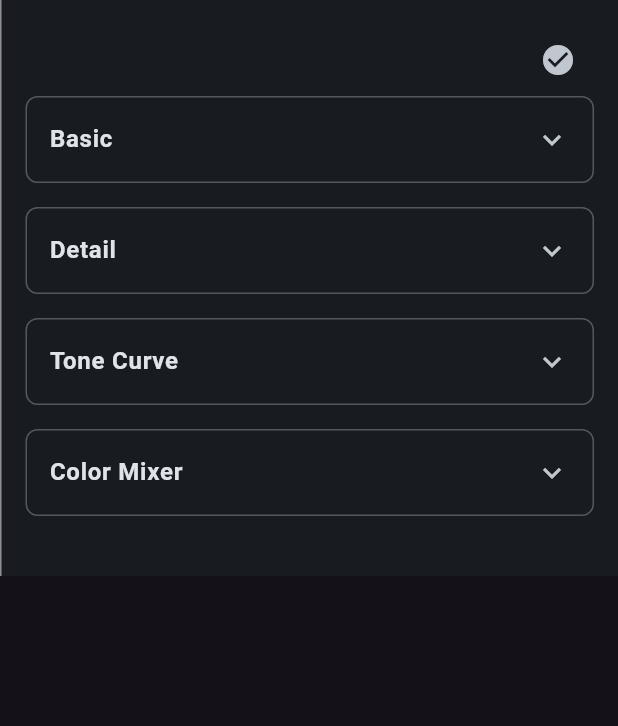
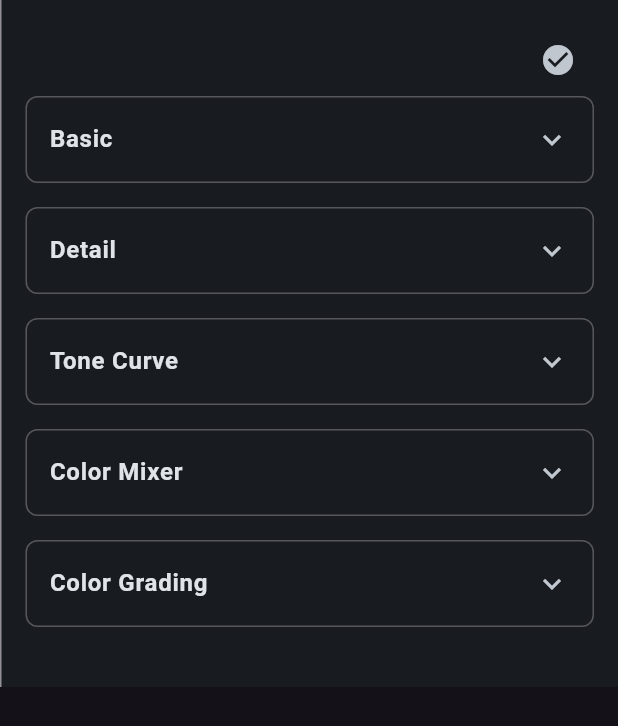
Before and after one commit to Andndre/aplikasi_photobooth_flutter, a Flutter app: the SettingsPanel widget shown alone on an empty page, opened directly with empty values, after a tap on "Basic", on a phone screen of 412 x 824 dp. Shown: the top 726 px of the screen. Run offline on Flutter 3.47's test engine with Material 3 defaults, Android fonts, the phone set to English and light mode, and no system bars; our stand-ins replace file_picker, flutter_colorpicker, google_fonts, shared_preferences; missing offline and left inert: dart:ffi, win32; accounts and stored records are empty.

Commit message:
Color grading

```diff
--- /dev/null
+++ b/lib/components/photo_preset/sections/color_grading_section.dart
@@ -0,0 +1,347 @@
+import 'dart:math' as math;
+import 'dart:ui';
+import 'package:flutter/material.dart';
+import 'package:photobooth/components/photo_preset/collapsible_section.dart';
+import 'package:photobooth/components/photo_preset/slider_setting.dart';
+import 'package:photobooth/components/photo_preset/subsection_header.dart';
+import 'package:photobooth/models/preset_model.dart';
+
+class ColorGradingSection extends StatefulWidget {
+  final PresetModel preset;
+  final bool isEditing;
+  final Map<String, double?> tempValues;
+
+  final Function(Color) updateShadowsColor;
+  final Function(double) updateShadowsIntensity;
+  final Function(Color) updateMidtonesColor;
+  final Function(double) updateMidtonesIntensity;
+  final Function(Color) updateHighlightsColor;
+  final Function(double) updateHighlightsIntensity;
+  final Function(double) updateColorBalance;
+
+  final Function(PresetModel) onPresetUpdated;
+  final Function() onUpdatePreview;
+
+  const ColorGradingSection({
+    super.key,
+    required this.preset,
+    required this.isEditing,
+    required this.tempValues,
+    required this.updateShadowsColor,
+    required this.updateShadowsIntensity,
+    required this.updateMidtonesColor,
+    required this.updateMidtonesIntensity,
+    required this.updateHighlightsColor,
+    required this.updateHighlightsIntensity,
+    required this.updateColorBalance,
+    required this.onPresetUpdated,
+    required this.onUpdatePreview,
+  });
+
+  @override
+  State<ColorGradingSection> createState() => _ColorGradingSectionState();
+}
+
+class _ColorGradingSectionState extends State<ColorGradingSection> {
+  String _selectedRegion = 'midtones';
+  bool _isDraggingWheel = false;
+
+  @override
+  Widget build(BuildContext context) {
+    return CollapsibleSection(
+      title: 'Color Grading',
+      initiallyExpanded: false,
+      children: [
+        _buildRegionSelector(),
+        const SizedBox(height: 16),
+
+        // Color wheel based on selected region
+        if (_selectedRegion == 'shadows')
+          _buildColorWheel(
+            'Shadows',
+            widget.preset.shadowsColor,
+            widget.preset.shadowsIntensity,
+            widget.updateShadowsColor,
+            widget.updateShadowsIntensity,
+            Colors.blue.shade800,
+          )
+        else if (_selectedRegion == 'midtones')
+          _buildColorWheel(
+            'Midtones',
+            widget.preset.midtonesColor,
+            widget.preset.midtonesIntensity,
+            widget.updateMidtonesColor,
+            widget.updateMidtonesIntensity,
+            Colors.grey,
+          )
+        else if (_selectedRegion == 'highlights')
+          _buildColorWheel(
+            'Highlights',
+            widget.preset.highlightsColor,
+            widget.preset.highlightsIntensity,
+            widget.updateHighlightsColor,
+            widget.updateHighlightsIntensity,
+            Colors.yellow.shade300,
+          ),
+
+        const SizedBox(height: 16),
+
+        // Global settings for color grading
+        const SubsectionHeader(title: 'Global'),
+        SliderSetting(
+          label: 'Color Balance',
+          value:
+              widget.tempValues['colorBalance'] ?? widget.preset.colorBalance,
+          min: -1.0,
+          max: 1.0,
+          onChanged: widget.updateColorBalance,
+          onChangeEnd: (value) {
+            widget.onPresetUpdated(widget.preset.copyWith(colorBalance: value));
+            widget.onUpdatePreview();
+          },
+          enabled: widget.isEditing,
+          leftLabel: 'Shadows',
+          rightLabel: 'Highlights',
+        ),
+      ],
+    );
+  }
+
+  Widget _buildRegionSelector() {
+    return SegmentedButton<String>(
+      segments: const [
+        ButtonSegment(
+          value: 'shadows',
+          label: Text('Shadows'),
+          icon: Icon(Icons.nights_stay),
+        ),
+        ButtonSegment(
+          value: 'midtones',
+          label: Text('Midtones'),
+          icon: Icon(Icons.brightness_medium),
+        ),
+        ButtonSegment(
+          value: 'highlights',
+          label: Text('Highlights'),
+          icon: Icon(Icons.brightness_high),
+        ),
+      ],
+      selected: {_selectedRegion},
+      onSelectionChanged:
+          widget.isEditing
+              ? (Set<String> selection) {
+                setState(() {
+                  _selectedRegion = selection.first;
+                });
+              }
+              : null,
+    );
+  }
+
+  Widget _buildColorWheel(
+    String title,
+    Color color,
+    double intensity,
+    Function(Color) onColorChanged,
+    Function(double) onIntensityChanged,
+    Color baseColor,
+  ) {
+    return Column(
+      crossAxisAlignment: CrossAxisAlignment.start,
+      children: [
+        // Title and intensity value
+        Row(
+          mainAxisAlignment: MainAxisAlignment.spaceBetween,
+          children: [
+            Text(title, style: Theme.of(context).textTheme.titleMedium),
+            Text('${(intensity * 100).round()}%'),
+          ],
+        ),
+        const SizedBox(height: 8),
+
+        // Color wheel
+        Container(
+          height: 200,
+          alignment: Alignment.center,
+          child: Stack(
+            alignment: Alignment.center,
+            children: [
+              // Color wheel background
+              CustomPaint(
+                size: const Size(200, 200),
+                painter: ColorWheelPainter(),
+              ),
+
+              // Current color indicator
+              if (widget.isEditing) _buildColorIndicator(color, intensity),
+
+              // Interactive color selector
+              if (widget.isEditing)
+                GestureDetector(
+                  onPanStart: (_) {
+                    setState(() {
+                      _isDraggingWheel = true;
+                    });
+                  },
+                  onPanUpdate: (details) {
+                    // Calculate position relative to center
+                    final center = const Offset(100, 100);
+                    final position = details.localPosition - center;
+
+                    // Convert position to polar coordinates
+                    final radius = math.min(100, position.distance);
+
+                    // Calculate the angle directly from the position
+                    // This gives us correct orientation (0° is right, 90° is bottom)
+                    double angle = math.atan2(position.dy, position.dx);
+
+                    // Convert polar coordinates to HSV
+                    // Map to HSV hue (0-360), converting from radians to degrees
+                    final hue = ((angle * 180 / math.pi) + 180) % 360;
+                    final saturation = radius / 100;
+
+                    // Create new color
+                    final newColor =
+                        HSVColor.fromAHSV(1.0, hue, saturation, 1.0).toColor();
+                    onColorChanged(newColor);
+
+                    // Only update the preset during drag - not the image preview
+                    if (_selectedRegion == 'shadows') {
+                      widget.onPresetUpdated(
+                        widget.preset.copyWith(shadowsColor: newColor),
+                      );
+                    } else if (_selectedRegion == 'midtones') {
+                      widget.onPresetUpdated(
+                        widget.preset.copyWith(midtonesColor: newColor),
+                      );
+                    } else if (_selectedRegion == 'highlights') {
+                      widget.onPresetUpdated(
+                        widget.preset.copyWith(highlightsColor: newColor),
+                      );
+                    }
+                  },
+                  onPanEnd: (_) {
+                    // Update the image preview only when dragging ends
+                    widget.onUpdatePreview();
+                    setState(() {
+                      _isDraggingWheel = false;
+                    });
+                  },
+                  child: Container(
+                    width: 200,
+                    height: 200,
+                    color: Colors.transparent,
+                  ),
+                ),
+            ],
+          ),
+        ),
+        const SizedBox(height: 16),
+
+        // Intensity slider
+        SliderSetting(
+          label: 'Intensity',
+          value: widget.tempValues['${_selectedRegion}Intensity'] ?? intensity,
+          min: 0.0,
+          max: 1.0,
+          onChanged: onIntensityChanged,
+          onChangeEnd: (value) {
+            // Update the preset with the new intensity
+            if (_selectedRegion == 'shadows') {
+              widget.onPresetUpdated(
+                widget.preset.copyWith(shadowsIntensity: value),
+              );
+            } else if (_selectedRegion == 'midtones') {
+              widget.onPresetUpdated(
+                widget.preset.copyWith(midtonesIntensity: value),
+              );
+            } else if (_selectedRegion == 'highlights') {
+              widget.onPresetUpdated(
+                widget.preset.copyWith(highlightsIntensity: value),
+              );
+            }
+            widget.onUpdatePreview();
+          },
+          enabled: widget.isEditing,
+        ),
+      ],
+    );
+  }
+
+  Widget _buildColorIndicator(Color color, double intensity) {
+    // Convert color to HSV to get hue and saturation
+    final HSVColor hsvColor = HSVColor.fromColor(color);
+
+    // Calculate position on the wheel
+    // Use original math functions with correct angle
+    final angleRadians =
+        (hsvColor.hue - 180) * math.pi / 180; // convert to radians
+    final radius = hsvColor.saturation * 100; // scale to wheel radius
+
+    // Use the standard math trigonometric functions
+    // This maps 0° to right, 90° to bottom, 180° to left, 270° to top
+    final x = math.cos(angleRadians) * radius;
+    final y = math.sin(angleRadians) * radius;
+
+    return Transform.translate(
+      offset: Offset(x, y),
+      child: Container(
+        width: 16,
+        height: 16,
+        decoration: BoxDecoration(
+          color: color,
+          shape: BoxShape.circle,
+          border: Border.all(color: Colors.white, width: 2),
+          boxShadow: [
+            BoxShadow(
+              color: Colors.black.withOpacity(0.3),
+              blurRadius: 3,
+              spreadRadius: 1,
+            ),
+          ],
+        ),
+      ),
+    );
+  }
+}
+
+class ColorWheelPainter extends CustomPainter {
+  @override
+  void paint(Canvas canvas, Size size) {
+    final center = Offset(size.width / 2, size.height / 2);
+    final radius = math.min(size.width, size.height) / 2;
+
+    // Draw color wheel with HSV model
+    for (double r = 0; r < radius; r++) {
+      for (double angle = 0; angle < 360; angle += 0.5) {
+        final radians = angle * math.pi / 180;
+        // Draw the wheel with consistent orientation
+        final x = center.dx + r * math.cos(radians);
+        final y = center.dy + r * math.sin(radians);
+
+        final hue = angle;
+        final saturation = r / radius;
+        final color = HSVColor.fromAHSV(1.0, hue, saturation, 1.0).toColor();
+
+        final paint =
+            Paint()
+              ..color = color
+              ..strokeWidth = 1;
+
+        canvas.drawPoints(PointMode.points, [Offset(x, y)], paint);
+      }
+    }
+
+    // Draw outer circle border
+    final borderPaint =
+        Paint()
+          ..color = Colors.grey
+          ..style = PaintingStyle.stroke
+          ..strokeWidth = 2;
+
+    canvas.drawCircle(center, radius, borderPaint);
+  }
+
+  @override
+  bool shouldRepaint(ColorWheelPainter oldDelegate) => false;
+}
--- a/lib/components/photo_preset/settings_panel.dart
+++ b/lib/components/photo_preset/settings_panel.dart
@@ -7,6 +7,7 @@ import 'package:photobooth/components/photo_preset/sections/preset_info_section.
 import 'package:photobooth/components/photo_preset/sections/tone_curve_section.dart';
 import 'package:photobooth/models/preset_model.dart';
 import 'package:photobooth/providers/preset_provider.dart';
+import 'package:photobooth/components/photo_preset/sections/color_grading_section.dart';
 
 class SettingsPanel extends StatelessWidget {
   final PresetModel preset;
@@ -51,6 +52,15 @@ class SettingsPanel extends StatelessWidget {
 
   final Function() pickSampleImage;
 
+  // Color grading callbacks
+  final Function(Color) updateShadowsColor;
+  final Function(double) updateShadowsIntensity;
+  final Function(Color) updateMidtonesColor;
+  final Function(double) updateMidtonesIntensity;
+  final Function(Color) updateHighlightsColor;
+  final Function(double) updateHighlightsIntensity;
+  final Function(double) updateColorBalance;
+
   const SettingsPanel({
     super.key,
     required this.preset,
@@ -87,6 +97,13 @@ class SettingsPanel extends StatelessWidget {
     required this.updateDetail,
     required this.updateNoiseReduction,
     required this.pickSampleImage,
+    required this.updateShadowsColor,
+    required this.updateShadowsIntensity,
+    required this.updateMidtonesColor,
+    required this.updateMidtonesIntensity,
+    required this.updateHighlightsColor,
+    required this.updateHighlightsIntensity,
+    required this.updateColorBalance,
   });
 
   @override
@@ -176,6 +193,24 @@ class SettingsPanel extends StatelessWidget {
               onUpdatePreview: onUpdatePreview,
             ),
 
+            const SizedBox(height: 8),
+
+            // Color Grading Section
+            ColorGradingSection(
+              preset: preset,
+              isEditing: isEditing,
+              tempValues: tempValues,
+              updateShadowsColor: updateShadowsColor,
+              updateShadowsIntensity: updateShadowsIntensity,
+              updateMidtonesColor: updateMidtonesColor,
+              updateMidtonesIntensity: updateMidtonesIntensity,
+              updateHighlightsColor: updateHighlightsColor,
+              updateHighlightsIntensity: updateHighlightsIntensity,
+              updateColorBalance: updateColorBalance,
+              onPresetUpdated: onPresetUpdated,
+              onUpdatePreview: onUpdatePreview,
+            ),
+
             // Action Buttons Section (Footer)
             ActionButtonsSection(
               preset: preset,
--- a/lib/models/preset_model.dart
+++ b/lib/models/preset_model.dart
@@ -101,6 +101,16 @@ class PresetModel {
   final double detail; // Controls detail enhancement (0.0-1.0)
   final double noiseReduction; // Controls noise reduction (0.0-1.0)
 
+  // Color Grading properties
+  final Color shadowsColor; // Color for shadows
+  final double shadowsIntensity; // Intensity of shadow color (0.0 - 1.0)
+  final Color midtonesColor; // Color for midtones
+  final double midtonesIntensity; // Intensity of midtone color (0.0 - 1.0)
+  final Color highlightsColor; // Color for highlights
+  final double highlightsIntensity; // Intensity of highlight color (0.0 - 1.0)
+  final double
+  colorBalance; // Balance between shadows and highlights (-1.0 to 1.0)
+
   const PresetModel({
     required this.id,
     required this.name,
@@ -150,6 +160,14 @@ class PresetModel {
     this.sharpness = 0.0,
     this.detail = 0.0,
     this.noiseReduction = 0.0,
+    // Initialize color grading properties with defaults
+    this.shadowsColor = const Color(0xFF000080), // Dark blue for shadows
+    this.shadowsIntensity = 0.0, // Default no color grading
+    this.midtonesColor = const Color(0xFF808080), // Gray for midtones
+    this.midtonesIntensity = 0.0, // Default no color grading
+    this.highlightsColor = const Color(0xFFFFFF80), // Yellow-ish for highlights
+    this.highlightsIntensity = 0.0, // Default no color grading
+    this.colorBalance = 0.0, // Default balanced
   });
 
   // Create a default preset with a specific ID
@@ -202,6 +220,14 @@ class PresetModel {
       sharpness: 0.0,
       detail: 0.0,
       noiseReduction: 0.0,
+      // Color grading properties
+      shadowsColor: Color(0xFF000080),
+      shadowsIntensity: 0.0,
+      midtonesColor: Color(0xFF808080),
+      midtonesIntensity: 0.0,
+      highlightsColor: Color(0xFFFFFF80),
+      highlightsIntensity: 0.0,
+      colorBalance: 0.0,
     );
   }
 
@@ -241,6 +267,14 @@ class PresetModel {
     double? sharpness,
     double? detail,
     double? noiseReduction,
+    // Color grading properties
+    Color? shadowsColor,
+    double? shadowsIntensity,
+    Color? midtonesColor,
+    double? midtonesIntensity,
+    Color? highlightsColor,
+    double? highlightsIntensity,
+    double? colorBalance,
   }) {
     return PresetModel(
       id: id,
@@ -282,6 +316,14 @@ class PresetModel {
       sharpness: sharpness ?? this.sharpness,
       detail: detail ?? this.detail,
       noiseReduction: noiseReduction ?? this.noiseReduction,
+      // Color grading properties
+      shadowsColor: shadowsColor ?? this.shadowsColor,
+      shadowsIntensity: shadowsIntensity ?? this.shadowsIntensity,
+      midtonesColor: midtonesColor ?? this.midtonesColor,
+      midtonesIntensity: midtonesIntensity ?? this.midtonesIntensity,
+      highlightsColor: highlightsColor ?? this.highlightsColor,
+      highlightsIntensity: highlightsIntensity ?? this.highlightsIntensity,
+      colorBalance: colorBalance ?? this.colorBalance,
     );
   }
 
@@ -323,6 +365,14 @@ class PresetModel {
       sharpness: sharpness,
       detail: detail,
       noiseReduction: noiseReduction,
+      // Color grading properties
+      shadowsColor: shadowsColor,
+      shadowsIntensity: shadowsIntensity,
+      midtonesColor: midtonesColor,
+      midtonesIntensity: midtonesIntensity,
+      highlightsColor: highlightsColor,
+      highlightsIntensity: highlightsIntensity,
+      colorBalance: colorBalance,
     );
   }
 
@@ -370,6 +420,14 @@ class PresetModel {
       'sharpness': sharpness,
       'detail': detail,
       'noiseReduction': noiseReduction,
+      // Color grading properties
+      'shadowsColor': shadowsColor.value,
+      'shadowsIntensity': shadowsIntensity,
+      'midtonesColor': midtonesColor.value,
+      'midtonesIntensity': midtonesIntensity,
+      'highlightsColor': highlightsColor.value,
+      'highlightsIntensity': highlightsIntensity,
+      'colorBalance': colorBalance,
     };
   }
 
@@ -495,6 +553,23 @@ class PresetModel {
       sharpness: json['sharpness']?.toDouble() ?? 0.0,
       detail: json['detail']?.toDouble() ?? 0.0,
       noiseReduction: json['noiseReduction']?.toDouble() ?? 0.0,
+      // Color grading properties
+      shadowsColor:
+          json['shadowsColor'] != null
+              ? Color(json['shadowsColor'])
+              : const Color(0xFF000080),
+      shadowsIntensity: json['shadowsIntensity']?.toDouble() ?? 0.0,
+      midtonesColor:
+          json['midtonesColor'] != null
+              ? Color(json['midtonesColor'])
+              : const Color(0xFF808080),
+      midtonesIntensity: json['midtonesIntensity']?.toDouble() ?? 0.0,
+      highlightsColor:
+          json['highlightsColor'] != null
+              ? Color(json['highlightsColor'])
+              : const Color(0xFFFFFF80),
+      highlightsIntensity: json['highlightsIntensity']?.toDouble() ?? 0.0,
+      colorBalance: json['colorBalance']?.toDouble() ?? 0.0,
     );
   }
 
@@ -548,7 +623,14 @@ class PresetModel {
         other.blueCurvePoints == blueCurvePoints &&
         other.sharpness == sharpness &&
         other.detail == detail &&
-        other.noiseReduction == noiseReduction;
+        other.noiseReduction == noiseReduction &&
+        other.shadowsColor == shadowsColor &&
+        other.shadowsIntensity == shadowsIntensity &&
+        other.midtonesColor == midtonesColor &&
+        other.midtonesIntensity == midtonesIntensity &&
+        other.highlightsColor == highlightsColor &&
+        other.highlightsIntensity == highlightsIntensity &&
+        other.colorBalance == colorBalance;
   }
 
   // Override hashCode for value equality
@@ -598,7 +680,18 @@ class PresetModel {
       Object.hashAll(blueCurvePoints),
     );
 
+    // Fourth group of properties
+    final hash4 = Object.hash(
+      shadowsColor,
+      shadowsIntensity,
+      midtonesColor,
+      midtonesIntensity,
+      highlightsColor,
+      highlightsIntensity,
+      colorBalance,
+    );
+
     // Combine all hash values into one
-    return Object.hash(hash1, hash2, hash3);
+    return Object.hash(hash1, hash2, hash3, hash4);
   }
 }
```
Also changed, not shown: lib/pages/photo_preset_page.dart (+52 -0 lines), lib/services/image_processor.dart (+157 -0 lines).
